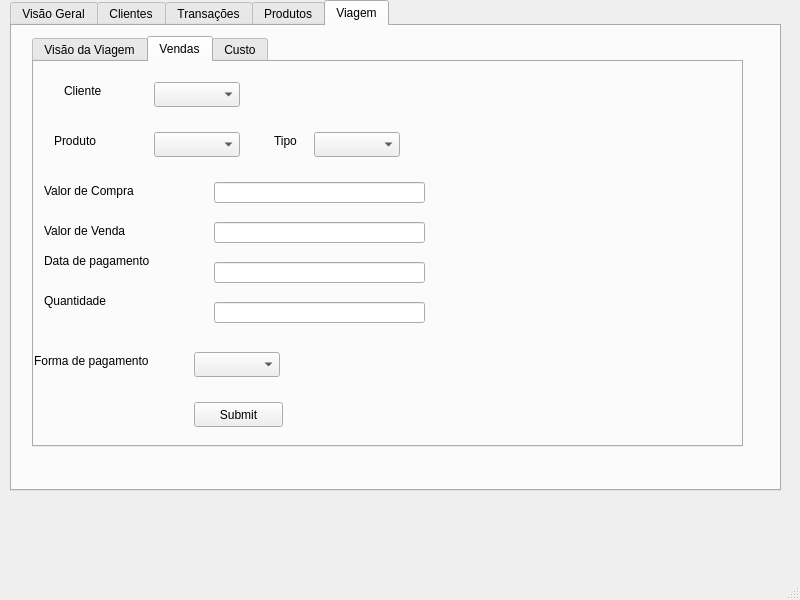
This is main_window.ui in Gianlucca-Buzo/Selling-Manager as Qt 5 draws it before an edit. The edited form follows.
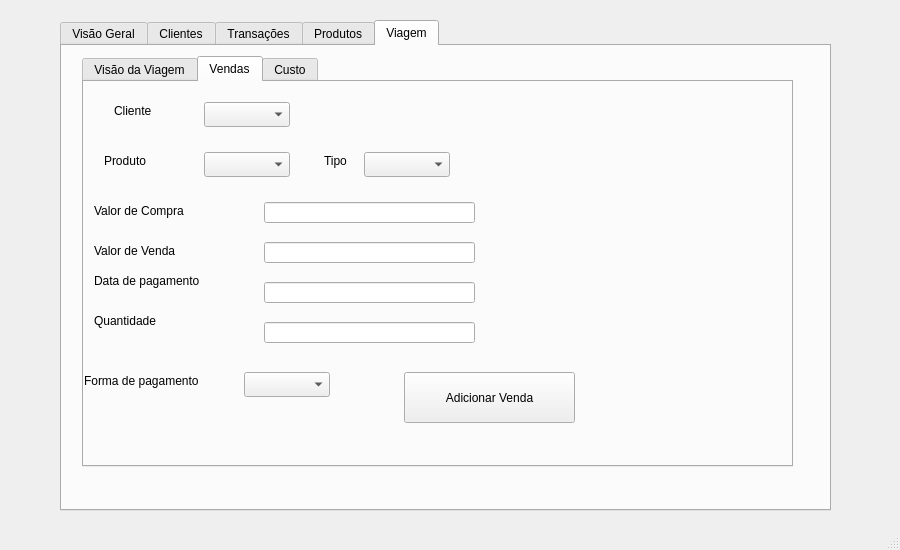
This is the edited form. The open tabs and pages were chosen to show the change.

Commit message: Adicionando tela de inicio de viagem

```diff
--- a/main_window.ui
+++ b/main_window.ui
@@ -6,8 +6,8 @@
    <rect>
     <x>0</x>
     <y>0</y>
-    <width>800</width>
-    <height>600</height>
+    <width>900</width>
+    <height>550</height>
    </rect>
   </property>
   <property name="windowTitle">
@@ -17,8 +17,8 @@
    <widget class="QTabWidget" name="tabWidget">
     <property name="geometry">
      <rect>
-      <x>10</x>
-      <y>0</y>
+      <x>60</x>
+      <y>20</y>
       <width>771</width>
       <height>491</height>
      </rect>
@@ -771,14 +771,14 @@
        <widget class="QPushButton" name="pushButton_25">
         <property name="geometry">
          <rect>
-          <x>160</x>
-          <y>340</y>
-          <width>89</width>
-          <height>25</height>
+          <x>320</x>
+          <y>290</y>
+          <width>171</width>
+          <height>51</height>
          </rect>
         </property>
         <property name="text">
-         <string>Submit</string>
+         <string>Adicionar Venda</string>
         </property>
        </widget>
        <widget class="QLabel" name="label_133">
```
Left out of the diff: 266 changed lines with no effect on the pictures. The commit also changes 6 other files.
